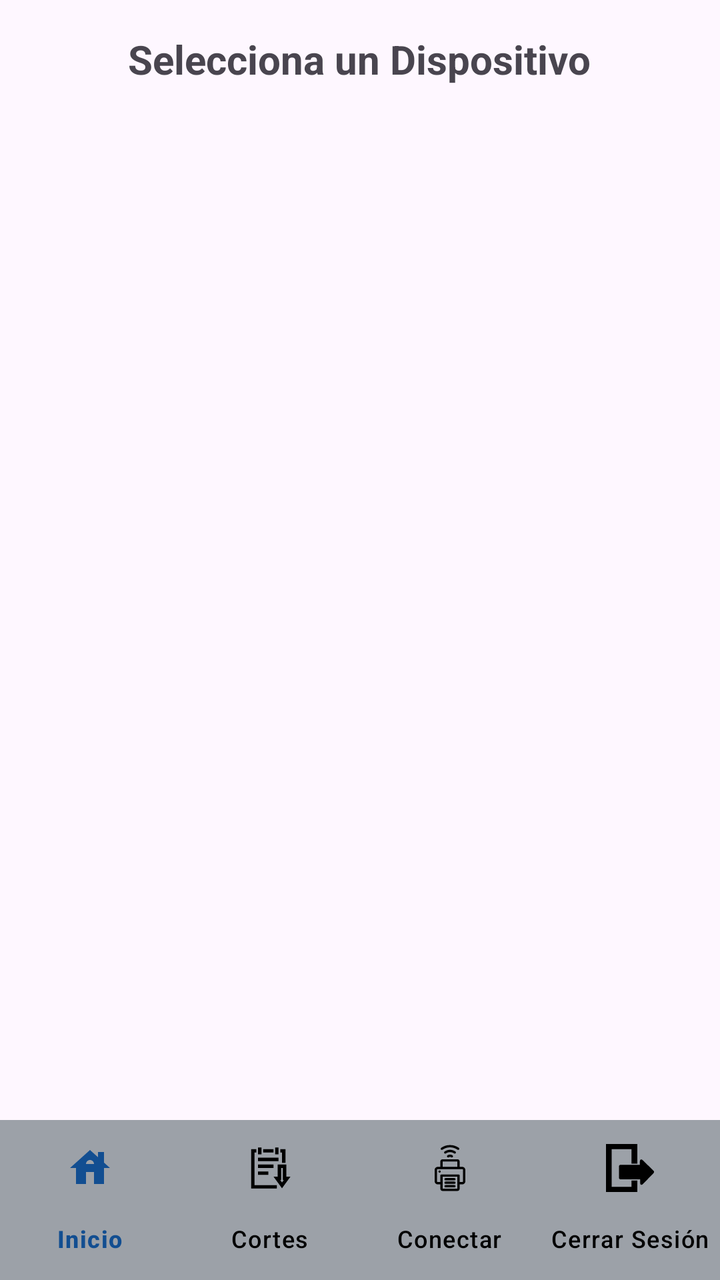
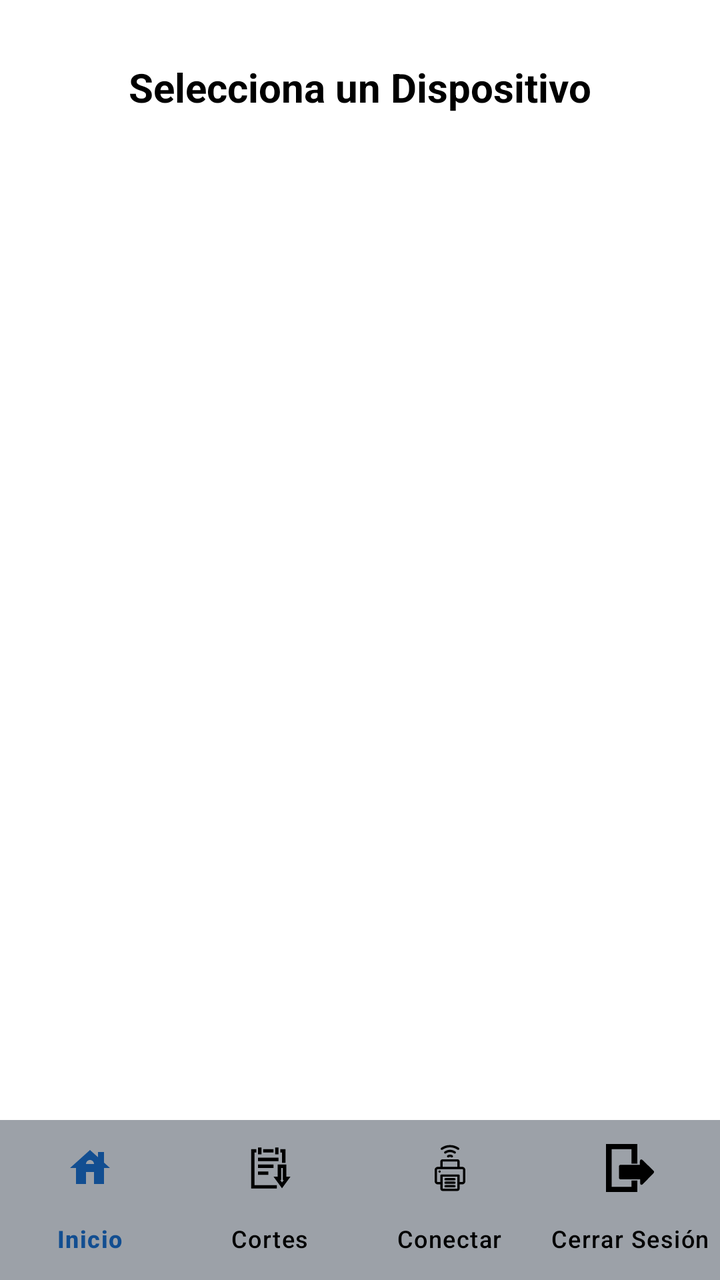

Compare the two renders of this Android layout. The source of the first and the diff that turns it into the second are given below.
<!-- AndroidManifest.xml: application theme Theme.Cobro -->
<!-- res/layout/activity_bluetooth.xml -->
<?xml version="1.0" encoding="utf-8"?>
<androidx.constraintlayout.widget.ConstraintLayout xmlns:android="http://schemas.android.com/apk/res/android"
    xmlns:app="http://schemas.android.com/apk/res-auto"
    xmlns:tools="http://schemas.android.com/tools"
    android:id="@+id/main"
    android:layout_width="match_parent"
    android:layout_height="match_parent"
    tools:context=".Bluetooth">

    <ListView
        android:id="@+id/devices_list_view"
        android:layout_width="413dp"
        android:layout_height="673dp"
        android:layout_marginTop="60dp"
        android:divider="@android:color/darker_gray"
        android:dividerHeight="0.5dp"
        app:layout_constraintStart_toStartOf="parent"
        app:layout_constraintTop_toTopOf="parent" />

    <TextView
        android:id="@+id/textView10"
        android:layout_width="wrap_content"
        android:layout_height="wrap_content"
        android:layout_marginStart="64dp"
        android:layout_marginTop="16dp"
        android:divider="@android:color/darker_gray"
        android:text="Selecciona un Dispositivo"
        android:textSize="20sp"
        android:textStyle="bold"
        app:layout_constraintStart_toStartOf="parent"
        app:layout_constraintTop_toTopOf="parent" />

    <com.google.android.material.bottomnavigation.BottomNavigationView
        android:id="@+id/bottom_navigation"
        android:layout_width="match_parent"
        android:layout_height="wrap_content"
        android:layout_gravity="bottom"
        android:background="@color/fondo_menu"
        app:itemIconTint="@color/selector_nav_color"
        app:itemTextColor="@color/selector_nav_color"
        app:labelVisibilityMode="labeled"
        app:layout_constraintBottom_toBottomOf="parent"
        app:layout_constraintStart_toStartOf="parent"
        app:menu="@menu/bottom_nav_menu" />


</androidx.constraintlayout.widget.ConstraintLayout>
<!-- resources referenced by this layout -->
<resources>
  <color name="fondo_menu">#9ca1a8</color>
      9ca1a8
  <style name="Theme.Cobro" parent="Base.Theme.Cobro" />
  <style name="Base.Theme.Cobro" parent="Theme.Material3.DayNight.NoActionBar">
          
          
          <item name="colorPrimary">@color/colorPrimary</item>
          <item name="colorPrimaryVariant">@color/colorPrimaryDark</item>
          <item name="colorOnPrimary">@color/white</item>
          <item name="colorOnSecondary">@color/black</item>
  
      </style>
  <color name="colorPrimary">#124e91</color>
  <color name="colorPrimaryDark">#1A5276</color>
  <color name="white">#FFFFFFFF</color>
  <color name="black">#FF000000</color>
</resources>

<!-- the commit's change to res/layout/activity_bluetooth.xml (unified diff, before → after) -->
@@ -5,28 +5,30 @@
     android:id="@+id/main"
     android:layout_width="match_parent"
     android:layout_height="match_parent"
+    android:background="@color/white"
     tools:context=".Bluetooth">
 
     <ListView
         android:id="@+id/devices_list_view"
         android:layout_width="413dp"
-        android:layout_height="673dp"
-        android:layout_marginTop="60dp"
+        android:layout_height="590dp"
+        android:layout_marginTop="30dp"
         android:divider="@android:color/darker_gray"
         android:dividerHeight="0.5dp"
         app:layout_constraintStart_toStartOf="parent"
-        app:layout_constraintTop_toTopOf="parent" />
+        app:layout_constraintTop_toBottomOf="@+id/textView10" />
 
     <TextView
         android:id="@+id/textView10"
         android:layout_width="wrap_content"
         android:layout_height="wrap_content"
-        android:layout_marginStart="64dp"
-        android:layout_marginTop="16dp"
-        android:divider="@android:color/darker_gray"
+        android:layout_marginTop="30dp"
+        android:divider="@android:color/black"
         android:text="Selecciona un Dispositivo"
+        android:textColor="@color/black"
         android:textSize="20sp"
         android:textStyle="bold"
+        app:layout_constraintEnd_toEndOf="parent"
         app:layout_constraintStart_toStartOf="parent"
         app:layout_constraintTop_toTopOf="parent" />
 
